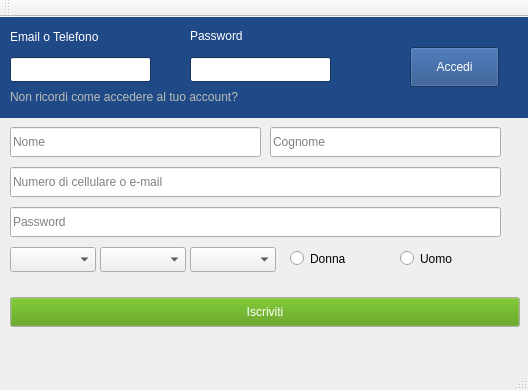
Qt form Qt/mainwindow.ui (IAL32/oriented-graph-unimib) before a commit.
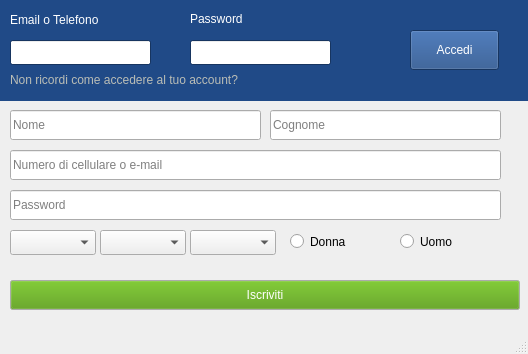
The same form after that commit.

```diff
--- a/Qt/mainwindow.ui
+++ b/Qt/mainwindow.ui
@@ -7,7 +7,7 @@
     <x>0</x>
     <y>0</y>
     <width>528</width>
-    <height>390</height>
+    <height>354</height>
    </rect>
   </property>
   <property name="windowTitle">
@@ -1204,14 +1204,6 @@
     </rect>
    </property>
   </widget>
-  <widget class="QToolBar" name="mainToolBar">
-   <attribute name="toolBarArea">
-    <enum>TopToolBarArea</enum>
-   </attribute>
-   <attribute name="toolBarBreak">
-    <bool>false</bool>
-   </attribute>
-  </widget>
   <widget class="QStatusBar" name="statusBar"/>
  </widget>
  <layoutdefault spacing="6" margin="11"/>
```
